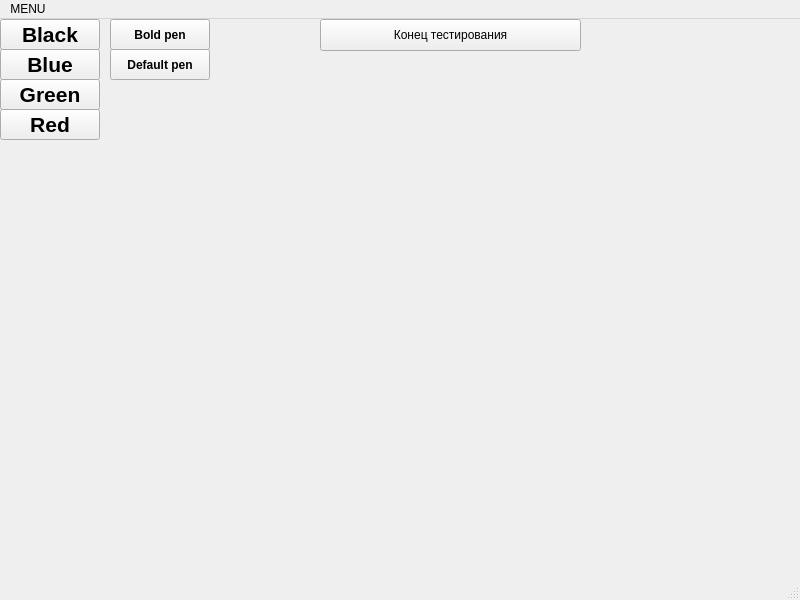
BlizniukDM/BBS, file mainwindow.ui: the form before one commit.
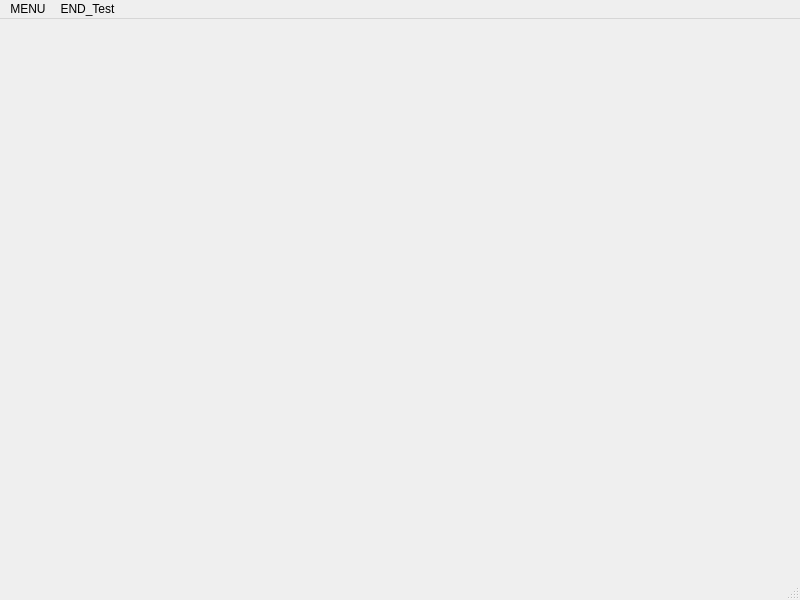
The form after the commit.

```diff
--- a/mainwindow.ui
+++ b/mainwindow.ui
@@ -14,42 +14,6 @@
    <property name="styleSheet">
     <string notr="true"/>
    </property>
-   <widget class="QPushButton" name="BoldPenButton">
-    <property name="geometry">
-     <rect>
-      <x>110</x>
-      <y>0</y>
-      <width>100</width>
-      <height>31</height>
-     </rect>
-    </property>
-    <property name="font">
-     <font>
-      <bold>true</bold>
-     </font>
-    </property>
-    <property name="text">
-     <string>Bold pen</string>
-    </property>
-   </widget>
-   <widget class="QPushButton" name="DefaultPenButton">
-    <property name="geometry">
-     <rect>
-      <x>110</x>
-      <y>30</y>
-      <width>100</width>
-      <height>31</height>
-     </rect>
-    </property>
-    <property name="font">
-     <font>
-      <bold>true</bold>
-     </font>
-    </property>
-    <property name="text">
-     <string>Default pen</string>
-    </property>
-   </widget>
    <widget class="QWidget" name="widget" native="true">
     <property name="geometry">
      <rect>
@@ -59,104 +23,6 @@
       <height>551</height>
      </rect>
     </property>
-    <widget class="QPushButton" name="ChangeColorButton">
-     <property name="geometry">
-      <rect>
-       <x>0</x>
-       <y>0</y>
-       <width>100</width>
-       <height>31</height>
-      </rect>
-     </property>
-     <property name="font">
-      <font>
-       <pointsize>16</pointsize>
-       <bold>true</bold>
-      </font>
-     </property>
-     <property name="text">
-      <string>Black</string>
-     </property>
-     <property name="iconSize">
-      <size>
-       <width>100</width>
-       <height>32</height>
-      </size>
-     </property>
-     <property name="flat">
-      <bool>false</bool>
-     </property>
-    </widget>
-    <widget class="QPushButton" name="ChangeColorButton_4">
-     <property name="geometry">
-      <rect>
-       <x>0</x>
-       <y>90</y>
-       <width>100</width>
-       <height>31</height>
-      </rect>
-     </property>
-     <property name="font">
-      <font>
-       <pointsize>16</pointsize>
-       <bold>true</bold>
-      </font>
-     </property>
-     <property name="text">
-      <string>Red</string>
-     </property>
-    </widget>
-    <widget class="QPushButton" name="ChangeColorButton_3">
-     <property name="geometry">
-      <rect>
-       <x>0</x>
-       <y>60</y>
-       <width>100</width>
-       <height>31</height>
-      </rect>
-     </property>
-     <property name="font">
-      <font>
-       <pointsize>16</pointsize>
-       <bold>true</bold>
-      </font>
-     </property>
-     <property name="text">
-      <string>Green</string>
-     </property>
-    </widget>
-    <widget class="QPushButton" name="ChangeColorButton_2">
-     <property name="geometry">
-      <rect>
-       <x>0</x>
-       <y>30</y>
-       <width>100</width>
-       <height>31</height>
-      </rect>
-     </property>
-     <property name="font">
-      <font>
-       <pointsize>16</pointsize>
-       <bold>true</bold>
-      </font>
-     </property>
-     <property name="text">
-      <string>Blue</string>
-     </property>
-    </widget>
-   </widget>
-   <widget class="QPushButton" name="Testbutton">
-    <property name="geometry">
-     <rect>
-      <x>320</x>
-      <y>0</y>
-      <width>261</width>
-      <height>32</height>
-     </rect>
-    </property>
-    <property name="text">
-     <string>Конец тестирования</string>
-    </property>
    </widget>
   </widget>
   <widget class="QMenuBar" name="menubar">
@@ -191,8 +57,18 @@
     <addaction name="actionHELP"/>
     <addaction name="separator"/>
     <addaction name="separator"/>
+    <addaction name="menuCOLORS"/>
+    <addaction name="separator"/>
+    <addaction name="menuFORMAT"/>
+   </widget>
+   <widget class="QMenu" name="menuEND_Test">
+    <property name="title">
+     <string>END_Test</string>
+    </property>
+    <addaction name="actionEndBar"/>
    </widget>
    <addaction name="menuMENU"/>
+   <addaction name="menuEND_Test"/>
   </widget>
   <widget class="QStatusBar" name="statusbar"/>
   <action name="actionasfasf">
```
Left out of the diff: 63 changed lines with no effect on the pictures.
